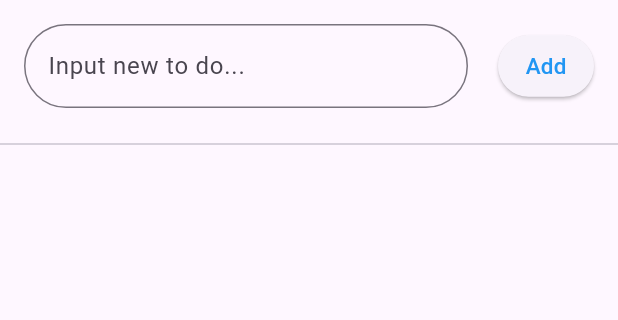
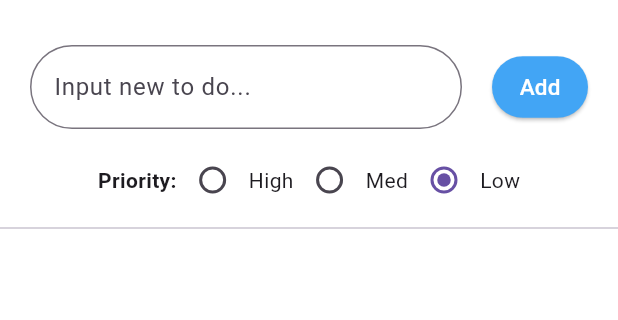
Before and after one commit to Axel-Jeremy/FlutterToDoList, a Flutter app: the screen it shows after launch, after a tap on "Add", on a phone screen of 412 x 824 dp, the part 84-404 px from its top. Run offline on Flutter 3.47's test engine with Material 3 defaults, Android fonts, the phone set to English and light mode, and no system bars.

Commit message:
styling + priority to do

```diff
--- a/lib/main.dart
+++ b/lib/main.dart
@@ -1,28 +1,19 @@
 import 'package:flutter/material.dart';
 
 void main() {
-  runApp(const MyApp());
+  runApp(MaterialApp(
+    home: TodoScreen(),
+  ),
+  );
 }
 
-class MyApp extends StatelessWidget {
-  const MyApp({super.key});
-
-  @override
-  Widget build(BuildContext context) {
-    return const MaterialApp(
-      debugShowCheckedModeBanner: false,
-      home: TodoScreen(),
-    );
-  }
-}
-
-//class buat simpen judul sama sudah beres/belum
 class TodoItem {
   String title;
   bool isDone;
+  int priority; // 1 = High, 2 = Medium, 3 = Low
 
   //constructor
-  TodoItem({required this.title, this.isDone = false});
+  TodoItem({required this.title, this.isDone = false, required this.priority});
 }
 
 class TodoScreen extends StatefulWidget {
@@ -34,24 +25,36 @@ class TodoScreen extends StatefulWidget {
 
 class _TodoScreenState extends State<TodoScreen> {
   final List<TodoItem> todos = [];
-  final TextEditingController _textController = TextEditingController();
+  final TextEditingController textController = TextEditingController();
 
+  int selectedPriority = 3; //variabel simpen value radio button default = low
+
+  //function buat item baru kalo tombol add dipencet
   void _addTodo() {
-    if (_textController.text.isNotEmpty) {
+    if (textController.text.isNotEmpty) {
       setState(() {
-        todos.add(TodoItem(title: _textController.text));
-        _textController.clear();
+        todos.add(TodoItem(
+          title: textController.text,
+          priority: selectedPriority,
+        ));
+        textController.clear(); //apus input sebelumnya
       });
     }
   }
 
-  void _deleteTodo(int index) {
+  void _deleteTodo(int index) { //apus item kalo tombol delete dipencet
     setState(() {
-      todos.removeAt(index); // hapus item berdasarkan urutannya di list
+      todos.removeAt(index);
     });
   }
 
-  void _toggleDone(int index) {
+  void _deleteAll(){
+    setState(() {
+      todos.clear();
+    });
+  }
+
+  void _toggleDone(int index) { //kalo tombol check dipencet
     setState(() {
       todos[index].isDone = !todos[index].isDone;
     });
@@ -60,6 +63,7 @@ class _TodoScreenState extends State<TodoScreen> {
   @override
   Widget build(BuildContext context) {
     return Scaffold(
+      backgroundColor: Colors.white,
       appBar: AppBar(
         title: Text(
           'To Do List',
@@ -75,12 +79,14 @@ class _TodoScreenState extends State<TodoScreen> {
       body: Column(
         children: [
           Padding(
-            padding: EdgeInsets.all(16.0),
-            child: Row(
+            padding: EdgeInsets.fromLTRB(20, 30, 20, 0),
+            child: Column(
+              children: [
+                Row(
                   children: [
                     Expanded(
                       child: TextField(
-                    controller: _textController,
+                        controller: textController,
                         decoration: InputDecoration(
                           hintText: 'Input new to do...',
                           border: OutlineInputBorder(
@@ -89,20 +95,70 @@ class _TodoScreenState extends State<TodoScreen> {
                         ),
                       ),
                     ),
+
                     SizedBox(width: 20),
+
                     ElevatedButton(
                       onPressed: _addTodo,
                       style: ElevatedButton.styleFrom(
                         padding: EdgeInsets.fromLTRB(0, 10, 0, 10),
+                        backgroundColor: Color(0xFF42A5F5),
                       ),
                       child: Text(
                         'Add',
-                    style:
-                    TextStyle(
+                        style: TextStyle(
                           fontSize: 15,
-                        color: Colors.blue,
+                          color: Colors.white,
                         ),
                       ),
+                    ),
+                  ],
+                ),
+
+                SizedBox(height: 10),
+
+                Row(
+                  mainAxisAlignment: MainAxisAlignment.center,
+                  children: [
+                    Text('Priority:',
+                        style: TextStyle(
+                            fontWeight: FontWeight.bold
+                        )
+                    ),
+
+                    RadioGroup<int>( //radio group simpen value int
+                      groupValue: selectedPriority,
+                      onChanged: (int? value) {
+                        setState(() {
+                          selectedPriority = value!; //cek value gaboleh null
+                        });
+                      },
+                      child: Row(
+                        children: [
+                          Radio<int>(
+                              value: 1
+                          ),
+                          Text(
+                              'High'
+                          ),
+
+                          Radio<int>(
+                              value: 2
+                          ),
+                          Text(
+                              'Med'
+                          ),
+
+                          Radio<int>(
+                              value: 3
+                          ),
+                          Text(
+                              'Low'
+                          ),
+                        ],
+                      ),
+                    ),
+                  ],
                 ),
               ],
             ),
@@ -115,38 +171,54 @@ class _TodoScreenState extends State<TodoScreen> {
               itemCount: todos.length,
               itemBuilder: (context, index) {
                 return Card(
+                  color: Colors.white,
                   margin: EdgeInsets.symmetric(horizontal: 16, vertical: 5),
                   child: ListTile(
                     leading: Checkbox(
                       value: todos[index].isDone,
                       onChanged: (bool? value) {
-                        _toggleDone(index); // Panggil fungsi ubah status saat dicentang
+                        _toggleDone(index);
                       },
                     ),
-
                     title: Text(
                       todos[index].title,
                       style: TextStyle(
-                        decoration: todos[index].isDone //branching tulisan dicoret ato ga sesuai isDone
+                        decoration: todos[index].isDone
                             ? TextDecoration.lineThrough
                             : TextDecoration.none,
-                        // branching warna abu kalo udah beres
                         color: todos[index].isDone ? Colors.grey : Colors.black,
                       ),
                     ),
 
-                    trailing: ElevatedButton(
-                      onPressed: (){
+                    trailing: Row(
+                      mainAxisSize: MainAxisSize.min, //menghindari error
+                      children: [
+                        Icon(
+                          Icons.circle,
+                          size: 14,
+                          color: todos[index].priority == 1
+                              ? Colors.red
+                              : (todos[index].priority == 2 ? Colors.orange : Colors.green),
+                        ),
+                        SizedBox(width: 25), //buat kasih space antar icon dan button
+
+                        ElevatedButton(
+                          style: ElevatedButton.styleFrom(
+                            backgroundColor: Colors.red[900],
+                          ),
+
+                          onPressed: () {
                             _deleteTodo(index);
                           },
                           child: Text(
                             'Delete',
-                        style:
-                        TextStyle(
+                            style: TextStyle(
                               fontSize: 15,
-                          color: Colors.red,
+                              color: Colors.white,
                             ),
                           ),
+                        ),
+                      ],
                     ),
                   ),
                 );
```
Lines whose indentation alone changed are shown as unchanged.
